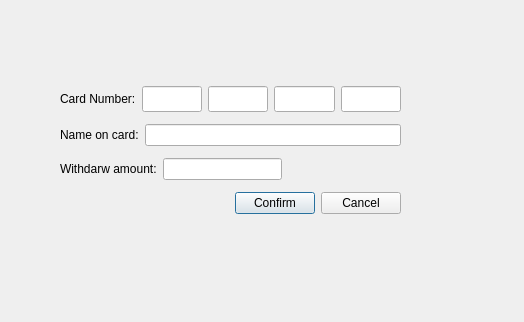
Above: AP/costumer_withdraw.ui from AP-projects-4001/Guys before the change. Below: the same form after it.
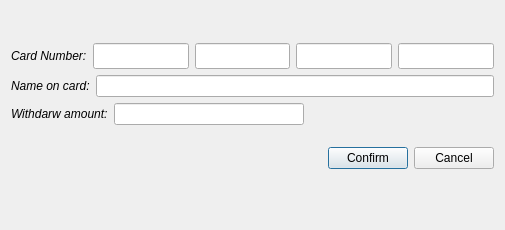
That is the form after the change.

Commit message: Add Confirmation Gifs and Fixed double click on a button bugs

The edit to the form file:
```diff
--- a/AP/costumer_withdraw.ui
+++ b/AP/costumer_withdraw.ui
@@ -6,60 +6,27 @@
    <rect>
     <x>0</x>
     <y>0</y>
-    <width>524</width>
-    <height>322</height>
+    <width>505</width>
+    <height>230</height>
    </rect>
   </property>
   <property name="windowTitle">
    <string>Dialog</string>
   </property>
-  <widget class="QWidget" name="gridLayoutWidget">
-   <property name="geometry">
-    <rect>
-     <x>60</x>
-     <y>80</y>
-     <width>341</width>
-     <height>141</height>
-    </rect>
-   </property>
    <layout class="QGridLayout" name="gridLayout">
-    <item row="3" column="0">
-     <layout class="QHBoxLayout" name="horizontalLayout_3">
-      <item>
-       <spacer name="horizontalSpacer">
-        <property name="orientation">
-         <enum>Qt::Horizontal</enum>
-        </property>
-        <property name="sizeHint" stdset="0">
-         <size>
-          <width>40</width>
-          <height>20</height>
-         </size>
-        </property>
-       </spacer>
-      </item>
-      <item>
-       <widget class="QPushButton" name="pushButton_confirm">
-        <property name="text">
-         <string>Confirm</string>
-        </property>
-       </widget>
-      </item>
-      <item>
-       <widget class="QPushButton" name="pushButton_cancel">
-        <property name="text">
-         <string>Cancel</string>
-        </property>
-       </widget>
-      </item>
-     </layout>
-    </item>
     <item row="0" column="0">
+    <layout class="QVBoxLayout" name="verticalLayout">
+     <item>
      <layout class="QHBoxLayout" name="horizontalLayout">
       <item>
        <widget class="QLabel" name="label">
+         <property name="font">
+          <font>
+           <family>Tahoma</family>
+          </font>
+         </property>
         <property name="text">
-         <string>Card Number:</string>
+          <string>&lt;html&gt;&lt;head/&gt;&lt;body&gt;&lt;p&gt;&lt;span style=&quot; font-style:italic;&quot;&gt;Card Number:&lt;/span&gt;&lt;/p&gt;&lt;/body&gt;&lt;/html&gt;</string>
         </property>
        </widget>
       </item>
@@ -105,12 +72,17 @@
       </item>
      </layout>
     </item>
-    <item row="1" column="0">
+     <item>
      <layout class="QHBoxLayout" name="horizontalLayout_2">
       <item>
        <widget class="QLabel" name="label_2">
+         <property name="font">
+          <font>
+           <family>Tahoma</family>
+          </font>
+         </property>
         <property name="text">
-         <string>Name on card:</string>
+          <string>&lt;html&gt;&lt;head/&gt;&lt;body&gt;&lt;p&gt;&lt;span style=&quot; font-style:italic;&quot;&gt;Name on card:&lt;/span&gt;&lt;/p&gt;&lt;/body&gt;&lt;/html&gt;</string>
         </property>
        </widget>
       </item>
@@ -119,12 +91,17 @@
       </item>
      </layout>
     </item>
-    <item row="2" column="0">
+     <item>
      <layout class="QHBoxLayout" name="horizontalLayout_4">
       <item>
        <widget class="QLabel" name="label_3">
+         <property name="font">
+          <font>
+           <family>Tahoma</family>
+          </font>
+         </property>
         <property name="text">
-         <string>Withdarw amount:</string>
+          <string>&lt;html&gt;&lt;head/&gt;&lt;body&gt;&lt;p&gt;&lt;span style=&quot; font-style:italic;&quot;&gt;Withdarw amount:&lt;/span&gt;&lt;/p&gt;&lt;/body&gt;&lt;/html&gt;</string>
         </property>
        </widget>
       </item>
@@ -146,8 +123,59 @@
       </item>
      </layout>
     </item>
-   </layout>
-  </widget>
+     <item>
+      <layout class="QHBoxLayout" name="horizontalLayout_3">
+       <item>
+        <spacer name="horizontalSpacer">
+         <property name="orientation">
+          <enum>Qt::Horizontal</enum>
+         </property>
+         <property name="sizeHint" stdset="0">
+          <size>
+           <width>40</width>
+           <height>20</height>
+          </size>
+         </property>
+        </spacer>
+       </item>
+       <item>
+        <widget class="QLabel" name="loaderGIF">
+         <property name="minimumSize">
+          <size>
+           <width>55</width>
+           <height>55</height>
+          </size>
+         </property>
+         <property name="maximumSize">
+          <size>
+           <width>55</width>
+           <height>55</height>
+          </size>
+         </property>
+         <property name="text">
+          <string/>
+         </property>
+        </widget>
+       </item>
+       <item>
+        <widget class="QPushButton" name="pushButton_confirm">
+         <property name="text">
+          <string>Confirm</string>
+         </property>
+        </widget>
+       </item>
+       <item>
+        <widget class="QPushButton" name="pushButton_cancel">
+         <property name="text">
+          <string>Cancel</string>
+         </property>
+        </widget>
+       </item>
+      </layout>
+     </item>
+    </layout>
+   </item>
+  </layout>
  </widget>
  <resources/>
  <connections/>
```
Lines whose indentation alone changed are shown as unchanged. The commit also changes 10 other files.
